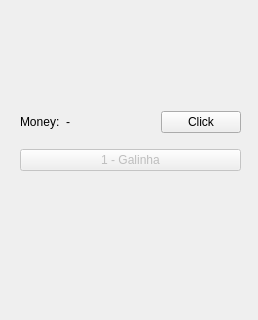
Qt form click_game.ui (JoaoBMC/ClickGame) before a commit; both pictures show x 0 to 258 and y 129 to 449 of the 258 by 600 pixel window.
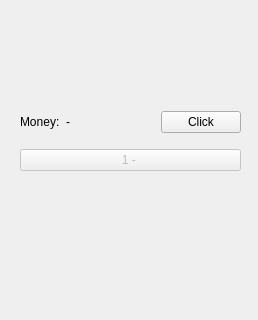
The same form after that commit.

Diff of the .ui file:
```diff
--- a/click_game.ui
+++ b/click_game.ui
@@ -68,7 +68,7 @@
         <bool>false</bool>
        </property>
        <property name="text">
-        <string>1 - Galinha</string>
+        <string>1 - </string>
        </property>
       </widget>
      </item>
```
Left out of the diff: 2 changed lines with no effect on the pictures.
